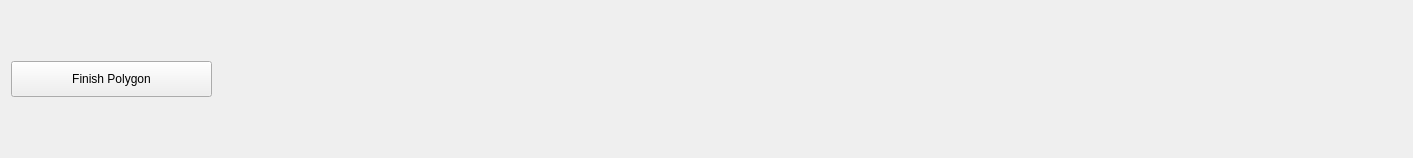
Old version of the form Qt/InstaDam/Selector/polygonSelect.ui in the repository Vedhus/InstaDam.
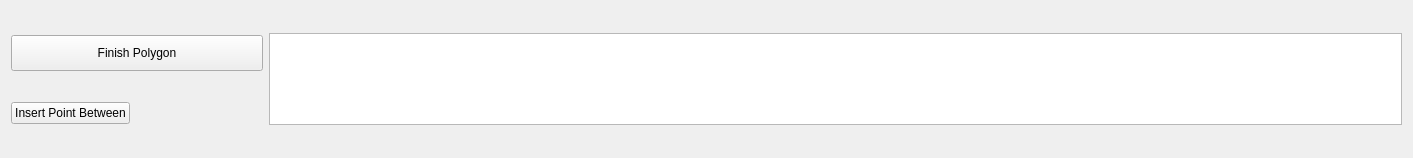
New version of the form.

Commit message: added ability to add points between vertices and highlight current active vertex

```diff
--- a/Qt/InstaDam/Selector/polygonSelect.ui
+++ b/Qt/InstaDam/Selector/polygonSelect.ui
@@ -13,8 +13,21 @@
   <property name="windowTitle">
    <string>Form</string>
   </property>
-  <layout class="QHBoxLayout" name="horizontalLayout">
-   <item>
+  <layout class="QGridLayout" name="gridLayout">
+   <item row="1" column="0">
+    <widget class="QPushButton" name="insertPointButton">
+     <property name="sizePolicy">
+      <sizepolicy hsizetype="Fixed" vsizetype="Fixed">
+       <horstretch>0</horstretch>
+       <verstretch>0</verstretch>
+      </sizepolicy>
+     </property>
+     <property name="text">
+      <string>Insert Point Between</string>
+     </property>
+    </widget>
+   </item>
+   <item row="0" column="0">
     <widget class="QPushButton" name="finishPolygonButton">
      <property name="sizePolicy">
       <sizepolicy hsizetype="Fixed" vsizetype="Fixed">
@@ -24,7 +37,7 @@
      </property>
      <property name="minimumSize">
       <size>
-       <width>201</width>
+       <width>252</width>
        <height>36</height>
       </size>
      </property>
@@ -33,18 +46,15 @@
      </property>
     </widget>
    </item>
-   <item>
-    <spacer name="polygonSeletSpacer">
-     <property name="orientation">
-      <enum>Qt::Horizontal</enum>
+   <item row="0" column="1" rowspan="2">
+    <widget class="QPlainTextEdit" name="polygonMessageBox">
+     <property name="undoRedoEnabled">
+      <bool>false</bool>
      </property>
-     <property name="sizeHint" stdset="0">
-      <size>
-       <width>1185</width>
-       <height>20</height>
-      </size>
+     <property name="readOnly">
+      <bool>true</bool>
      </property>
-    </spacer>
+    </widget>
    </item>
   </layout>
  </widget>
```
The commit also changes 14 other files.
